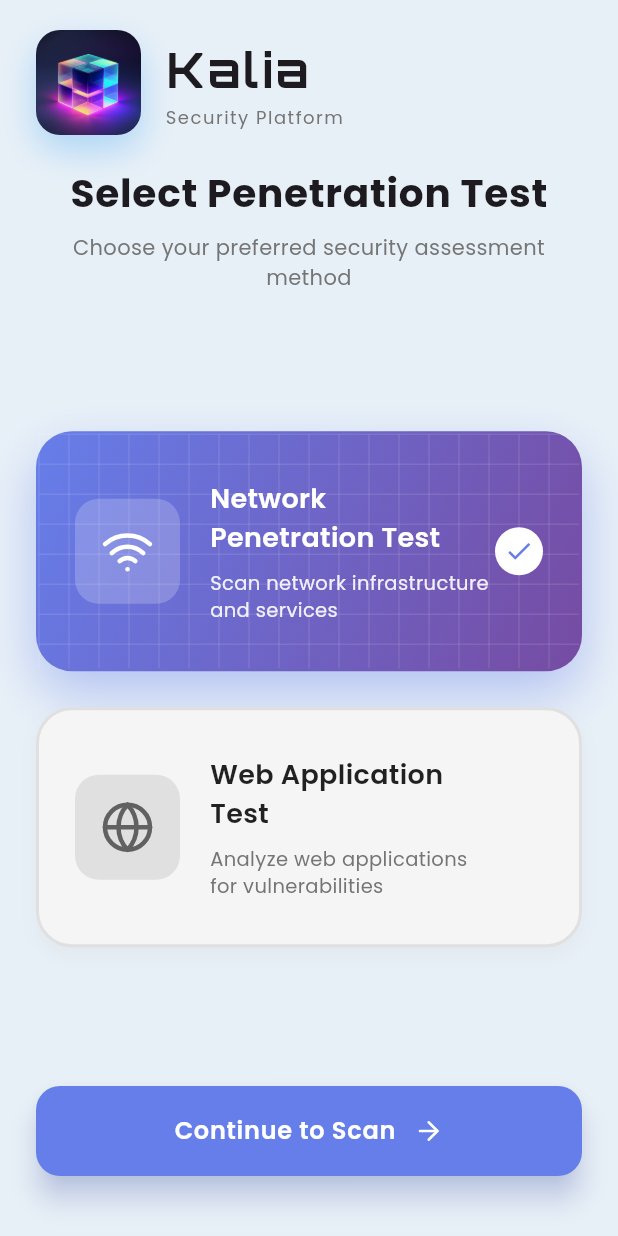
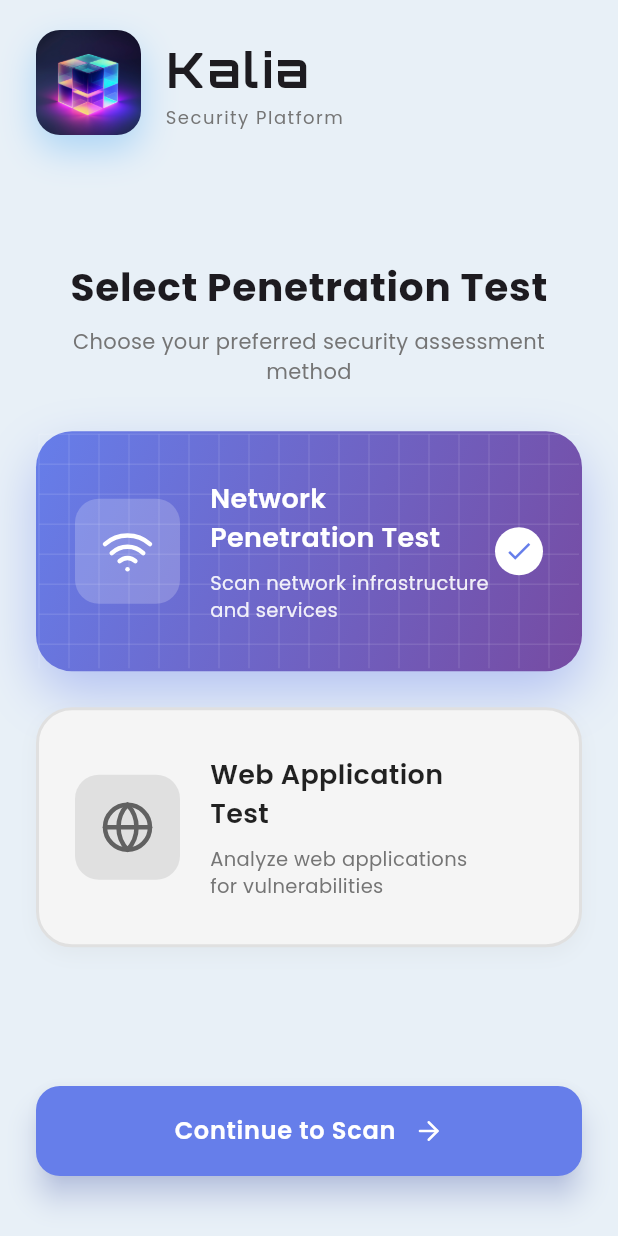
Before and after one commit to kamsteph/MVP, a Flutter app: the screen it shows after launch, after a tap on "Network Penetration Test", on a phone screen of 412 x 824 dp. Run offline on Flutter 3.47's test engine with Material 3 defaults, Android fonts, the phone set to English and light mode, and no system bars; our stand-ins replace file_picker, flutter_riverpod, flutter_secure_storage, google_fonts, lucide_icons, shared_preferences; network calls fail.

Commit message:
modification UI

```diff
--- a/PentestingUI/lib/PentestOptions/PentestingOption.dart
+++ b/PentestingUI/lib/PentestOptions/PentestingOption.dart
@@ -2,6 +2,7 @@ import 'package:flutter/material.dart';
 import 'package:google_fonts/google_fonts.dart';
 import 'package:lucide_icons/lucide_icons.dart';
 import 'package:pentest/KaliaPentesting/NetworkPentest.dart';
+import 'package:pentest/PentestOptions/Scope_of_engagement.dart';
 import 'package:pentest/PentestOptions/WebPentestingAreas.dart';
 
 import '../CustomColorBackground/ColorBackground.dart';
@@ -14,18 +15,19 @@ class VulnerabilityScannerApp extends StatelessWidget {
   Widget build(BuildContext context) {
     return MaterialApp(
       debugShowCheckedModeBanner: false,
-      title: 'Vulnerability Scanner',
+      title: 'KaliaPT',
       theme: ThemeData(
         primarySwatch: Colors.blue,
         textTheme: GoogleFonts.poppinsTextTheme(),
       ),
-      home: const ScannerSelectionPage(),
+      home: ScannerSelectionPage(iEselected: false,),
     );
   }
 }
 
 class ScannerSelectionPage extends StatefulWidget {
-  const ScannerSelectionPage({super.key});
+  final bool iEselected;
+  const ScannerSelectionPage({super.key, required this.iEselected});
 
   @override
   State<ScannerSelectionPage> createState() => _ScannerSelectionPageState();
@@ -35,6 +37,8 @@ class _ScannerSelectionPageState extends State<ScannerSelectionPage>
     with TickerProviderStateMixin {
   bool isNetworkSelected = false;
   bool isWebSelected = false;
+  bool isInternalScopeSelected=false;
+  bool isExternalScopeSelected=false;
   late AnimationController _fadeController;
   late AnimationController _scaleController;
   late Animation<double> _fadeAnimation;
@@ -80,6 +84,14 @@ class _ScannerSelectionPageState extends State<ScannerSelectionPage>
         isWebSelected = !isWebSelected;
         if (isWebSelected) isNetworkSelected = false;
       }
+
+      if(type == 'external'){
+        isExternalScopeSelected =!isExternalScopeSelected;
+        if(isExternalScopeSelected) isInternalScopeSelected=false;
+      } else if(type == 'internal'){
+        isInternalScopeSelected=!isInternalScopeSelected;
+        if(isInternalScopeSelected) isExternalScopeSelected=false;
+      }
     });
   }
 
@@ -88,17 +100,39 @@ class _ScannerSelectionPageState extends State<ScannerSelectionPage>
       Navigator.push(
         context,
         MaterialPageRoute(
-          builder: (context) => const NetworkScanPage(
-            attackSurface: AttackSurface.full(),
+          builder: (context) =>  ScopeEngagement(
           ),
         ),
       );
     } else if (isWebSelected) {
+      Text("Not yet Available, sorry", style: TextStyle(fontSize: 25),);
+      // Navigator.push(
+      //   context,
+      //   MaterialPageRoute(builder: (context) => const WebPentestAreasPage()),
+      // );
+    }
+    if(isInternalScopeSelected){
       Navigator.push(
         context,
-        MaterialPageRoute(builder: (context) => const WebPentestAreasPage()),
+        MaterialPageRoute(
+          builder: (context) => const NetworkScanPage(
+            attackSurface: AttackSurface.full(),
+            E: false
+          ),
+        ),
+      );
+    } else if(isExternalScopeSelected){
+      Navigator.push(
+        context,
+        MaterialPageRoute(
+          builder: (context) => const NetworkScanPage(
+              attackSurface: AttackSurface.full(),
+              E: true
+          ),
+        ),
       );
     }
+
   }
 
   @override
@@ -118,9 +152,6 @@ class _ScannerSelectionPageState extends State<ScannerSelectionPage>
                   const SizedBox(height: 20),
 
                   // Title Section
-                  _buildTitle(),
-
-                  const SizedBox(height: 30),
 
                   // Scanner Options
                   Expanded(
@@ -129,7 +160,12 @@ class _ScannerSelectionPageState extends State<ScannerSelectionPage>
                       child: Column(
                         mainAxisAlignment: MainAxisAlignment.center,
                         children: [
-                          _buildScannerCard(
+                          if(!widget.iEselected) ...[
+                            _buildTitle('Select Penetration Test'),
+
+                            const SizedBox(height: 30),
+
+                            buildScannerCard(
                               type: 'network',
                               isSelected: isNetworkSelected,
                               icon: LucideIcons.wifi,
@@ -144,7 +180,7 @@ class _ScannerSelectionPageState extends State<ScannerSelectionPage>
 
                             const SizedBox(height: 24),
 
-                          _buildScannerCard(
+                            buildScannerCard(
                               type: 'web',
                               isSelected: isWebSelected,
                               icon: LucideIcons.globe,
@@ -156,6 +192,41 @@ class _ScannerSelectionPageState extends State<ScannerSelectionPage>
                                 end: Alignment.bottomRight,
                               ),
                             ),
+                          ],
+                          if(widget.iEselected) ...[
+                            _buildTitle('Select the Scope of engagement'),
+
+                            const SizedBox(height: 30),
+
+                            buildScannerCard(
+                              type: 'External Network Pentesting',
+                              isSelected: isExternalScopeSelected,
+                              icon: LucideIcons.network,
+                              title: 'Network Penetration Test',
+                              description: 'Conduct a PT on external devices outside of the LAN',
+                              gradient: const LinearGradient(
+                                colors: [Color(0xFF667eea), Color(0xFF764ba2)],
+                                begin: Alignment.topLeft,
+                                end: Alignment.bottomRight,
+                              ),
+                            ),
+
+                            const SizedBox(height: 24),
+
+                            buildScannerCard(
+                              type: 'Internal Network Pentesting',
+                              isSelected: isInternalScopeSelected,
+                              icon: LucideIcons.navigation,
+                              title: 'Web Application Test',
+                              description: 'PT within the boundaries of the LAN network',
+                              gradient: const LinearGradient(
+                                colors: [Color(0xFFf093fb), Color(0xFFf5576c)],
+                                begin: Alignment.topLeft,
+                                end: Alignment.bottomRight,
+                              ),
+                            ),
+
+                          ]
                         ],
                       ),
                     ),
@@ -230,11 +301,11 @@ class _ScannerSelectionPageState extends State<ScannerSelectionPage>
     );
   }
 
-  Widget _buildTitle() {
+  Widget _buildTitle(String text) {
     return Column(
       children: [
         Text(
-          'Select Penetration Test',
+          text,
           style: GoogleFonts.poppins(
             fontSize: 26,
             fontWeight: FontWeight.w700,
@@ -255,7 +326,7 @@ class _ScannerSelectionPageState extends State<ScannerSelectionPage>
     );
   }
 
-  Widget _buildScannerCard({
+  Widget buildScannerCard({
     required String type,
     required bool isSelected,
     required IconData icon,
--- /dev/null
+++ b/PentestingUI/lib/PentestOptions/Scope_of_engagement.dart
@@ -0,0 +1,11 @@
+import 'package:flutter/material.dart';
+import 'package:pentest/PentestOptions/PentestingOption.dart';
+
+class ScopeEngagement extends StatelessWidget{
+  @override
+  Widget build(BuildContext context){
+    return MaterialApp(
+      home: ScannerSelectionPage(iEselected: true,)
+    );
+  }
+}
```
Also changed, not shown: PentestingUI/lib/CustomReusableClass/ScopeWidget.dart (+40 -1 lines), PentestingUI/lib/KaliaPentesting/NetworkPentest.dart (+3 -15 lines), PentestingUI/lib/constants/colorScheme.dart (added, +14 -0 lines). Lines whose indentation alone changed are shown as unchanged.
